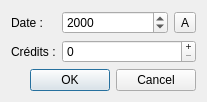
Old version of the form src/view/qsemestredialog.ui in the repository V1rgul/UT-profiler.
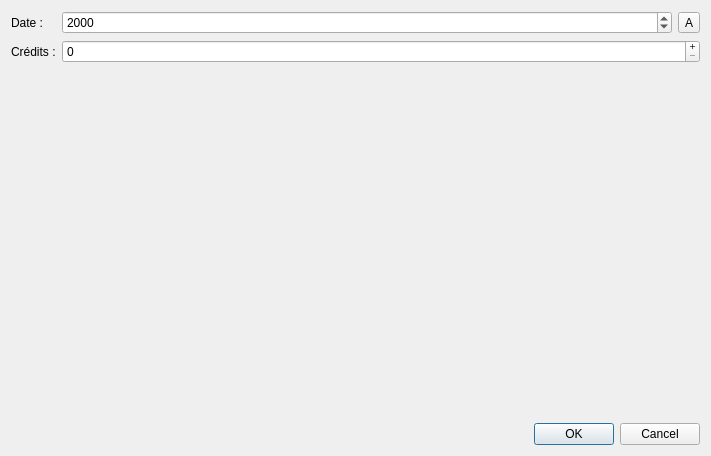
New version of the form.

Commit message: Formation dialog mod

Patch:
```diff
--- a/src/view/qsemestredialog.ui
+++ b/src/view/qsemestredialog.ui
@@ -9,8 +9,8 @@
    <rect>
     <x>0</x>
     <y>0</y>
-    <width>207</width>
-    <height>97</height>
+    <width>711</width>
+    <height>456</height>
    </rect>
   </property>
   <property name="sizePolicy">
```
Left out of the diff: 2 changed lines with no effect on the pictures. The commit also changes 1 other file.
